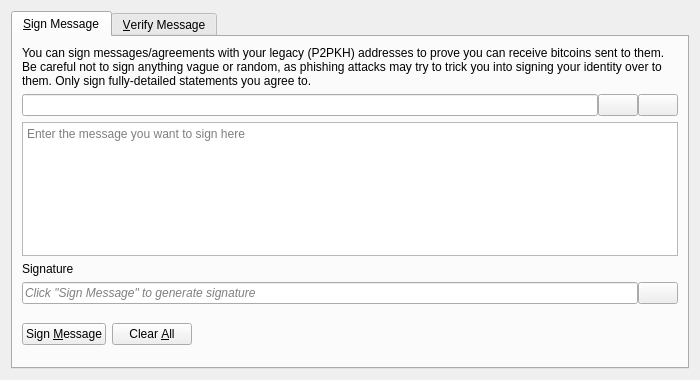
Old version of the form src/qt/forms/signverifymessagedialog.ui in the repository bitkini/bitkini.
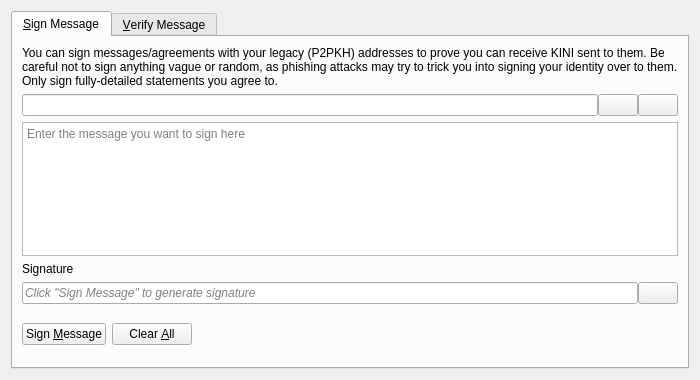
New version of the form. Icons and pictures are not drawn. Custom widgets are drawn as their Qt base class.

```diff
--- a/src/qt/forms/signverifymessagedialog.ui
+++ b/src/qt/forms/signverifymessagedialog.ui
@@ -30,7 +30,7 @@
        <item>
         <widget class="QLabel" name="infoLabel_SM">
          <property name="text">
-          <string>You can sign messages/agreements with your legacy (P2PKH) addresses to prove you can receive bitcoins sent to them. Be careful not to sign anything vague or random, as phishing attacks may try to trick you into signing your identity over to them. Only sign fully-detailed statements you agree to.</string>
+          <string>You can sign messages/agreements with your legacy (P2PKH) addresses to prove you can receive KINI sent to them. Be careful not to sign anything vague or random, as phishing attacks may try to trick you into signing your identity over to them. Only sign fully-detailed statements you agree to.</string>
          </property>
          <property name="textFormat">
           <enum>Qt::PlainText</enum>
```
Left out of the diff: 8 changed lines with no effect on the pictures.
